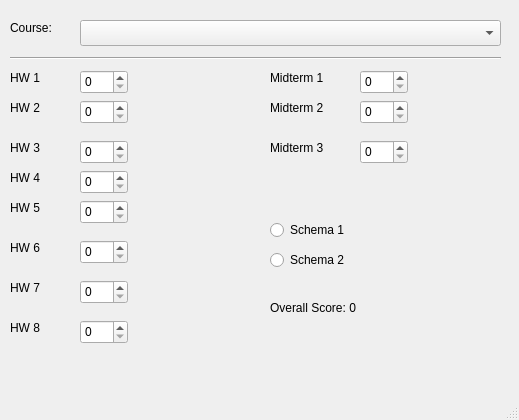
Before: the Qt Designer form mainwindow.ui in jacobfisher18/grade_calculator, drawn with Qt 5.
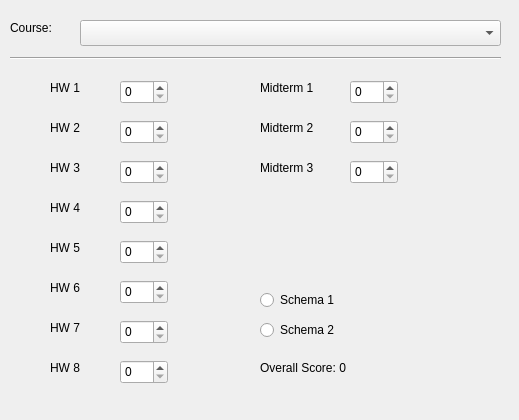
After: the same form once the commit is applied.

Commit message: renamed widgets

The edit to the form file:
```diff
--- a/mainwindow.ui
+++ b/mainwindow.ui
@@ -53,8 +53,8 @@
    <widget class="QLabel" name="label_2">
     <property name="geometry">
      <rect>
-      <x>10</x>
-      <y>70</y>
+      <x>50</x>
+      <y>80</y>
       <width>59</width>
       <height>16</height>
      </rect>
@@ -66,8 +66,8 @@
    <widget class="QSpinBox" name="spinBox">
     <property name="geometry">
      <rect>
-      <x>80</x>
-      <y>70</y>
+      <x>120</x>
+      <y>80</y>
       <width>48</width>
       <height>24</height>
      </rect>
@@ -76,8 +76,8 @@
    <widget class="QLabel" name="label_3">
     <property name="geometry">
      <rect>
-      <x>10</x>
-      <y>100</y>
+      <x>50</x>
+      <y>120</y>
       <width>59</width>
       <height>16</height>
      </rect>
@@ -89,8 +89,8 @@
    <widget class="QSpinBox" name="spinBox_2">
     <property name="geometry">
      <rect>
-      <x>80</x>
-      <y>100</y>
+      <x>120</x>
+      <y>120</y>
       <width>48</width>
       <height>24</height>
      </rect>
@@ -99,8 +99,8 @@
    <widget class="QLabel" name="label_4">
     <property name="geometry">
      <rect>
-      <x>10</x>
-      <y>140</y>
+      <x>50</x>
+      <y>160</y>
       <width>59</width>
       <height>16</height>
      </rect>
@@ -112,8 +112,8 @@
    <widget class="QSpinBox" name="spinBox_3">
     <property name="geometry">
      <rect>
-      <x>80</x>
-      <y>140</y>
+      <x>120</x>
+      <y>160</y>
       <width>48</width>
       <height>24</height>
      </rect>
@@ -122,8 +122,8 @@
    <widget class="QLabel" name="label_5">
     <property name="geometry">
      <rect>
-      <x>270</x>
-      <y>300</y>
+      <x>260</x>
+      <y>360</y>
       <width>111</width>
       <height>16</height>
      </rect>
@@ -135,8 +135,8 @@
    <widget class="QSpinBox" name="spinBox_4">
     <property name="geometry">
      <rect>
-      <x>80</x>
-      <y>240</y>
+      <x>120</x>
+      <y>280</y>
       <width>48</width>
       <height>24</height>
      </rect>
@@ -145,8 +145,8 @@
    <widget class="QLabel" name="label_6">
     <property name="geometry">
      <rect>
-      <x>10</x>
-      <y>240</y>
+      <x>50</x>
+      <y>280</y>
       <width>59</width>
       <height>16</height>
      </rect>
@@ -158,8 +158,8 @@
    <widget class="QLabel" name="label_7">
     <property name="geometry">
      <rect>
-      <x>10</x>
-      <y>170</y>
+      <x>50</x>
+      <y>200</y>
       <width>59</width>
       <height>16</height>
      </rect>
@@ -171,8 +171,8 @@
    <widget class="QSpinBox" name="spinBox_5">
     <property name="geometry">
      <rect>
-      <x>80</x>
-      <y>170</y>
+      <x>120</x>
+      <y>200</y>
       <width>48</width>
       <height>24</height>
      </rect>
@@ -181,8 +181,8 @@
    <widget class="QLabel" name="label_8">
     <property name="geometry">
      <rect>
-      <x>10</x>
-      <y>200</y>
+      <x>50</x>
+      <y>240</y>
       <width>59</width>
       <height>16</height>
      </rect>
@@ -194,8 +194,8 @@
    <widget class="QSpinBox" name="spinBox_6">
     <property name="geometry">
      <rect>
-      <x>80</x>
-      <y>200</y>
+      <x>120</x>
+      <y>240</y>
       <width>48</width>
       <height>24</height>
      </rect>
@@ -204,8 +204,8 @@
    <widget class="QLabel" name="label_9">
     <property name="geometry">
      <rect>
-      <x>10</x>
-      <y>320</y>
+      <x>50</x>
+      <y>360</y>
       <width>59</width>
       <height>16</height>
      </rect>
@@ -217,8 +217,8 @@
    <widget class="QLabel" name="label_10">
     <property name="geometry">
      <rect>
-      <x>10</x>
-      <y>280</y>
+      <x>50</x>
+      <y>320</y>
       <width>59</width>
       <height>16</height>
      </rect>
@@ -230,7 +230,17 @@
    <widget class="QSpinBox" name="spinBox_7">
     <property name="geometry">
      <rect>
-      <x>80</x>
+      <x>120</x>
+      <y>360</y>
+      <width>48</width>
+      <height>24</height>
+     </rect>
+    </property>
+   </widget>
+   <widget class="QSpinBox" name="hw7box">
+    <property name="geometry">
+     <rect>
+      <x>120</x>
       <y>320</y>
       <width>48</width>
       <height>24</height>
@@ -240,28 +250,18 @@
    <widget class="QSpinBox" name="spinBox_8">
     <property name="geometry">
      <rect>
-      <x>80</x>
-      <y>280</y>
+      <x>350</x>
+      <y>160</y>
       <width>48</width>
       <height>24</height>
      </rect>
     </property>
    </widget>
-   <widget class="QSpinBox" name="spinBox_9">
+   <widget class="QLabel" name="midterm3label">
     <property name="geometry">
      <rect>
-      <x>360</x>
-      <y>140</y>
-      <width>48</width>
-      <height>24</height>
-     </rect>
-    </property>
-   </widget>
-   <widget class="QLabel" name="label_11">
-    <property name="geometry">
-     <rect>
-      <x>270</x>
-      <y>140</y>
+      <x>260</x>
+      <y>160</y>
       <width>81</width>
       <height>16</height>
      </rect>
@@ -273,8 +273,8 @@
    <widget class="QLabel" name="label_12">
     <property name="geometry">
      <rect>
-      <x>270</x>
-      <y>70</y>
+      <x>260</x>
+      <y>80</y>
       <width>81</width>
       <height>16</height>
      </rect>
@@ -286,8 +286,8 @@
    <widget class="QSpinBox" name="spinBox_10">
     <property name="geometry">
      <rect>
-      <x>360</x>
-      <y>70</y>
+      <x>350</x>
+      <y>80</y>
       <width>48</width>
       <height>24</height>
      </rect>
@@ -296,8 +296,8 @@
    <widget class="QLabel" name="label_13">
     <property name="geometry">
      <rect>
-      <x>270</x>
-      <y>100</y>
+      <x>260</x>
+      <y>120</y>
       <width>81</width>
       <height>16</height>
      </rect>
@@ -309,8 +309,8 @@
    <widget class="QSpinBox" name="spinBox_11">
     <property name="geometry">
      <rect>
-      <x>360</x>
-      <y>100</y>
+      <x>350</x>
+      <y>120</y>
       <width>48</width>
       <height>24</height>
      </rect>
@@ -319,8 +319,8 @@
    <widget class="QRadioButton" name="radioButton">
     <property name="geometry">
      <rect>
-      <x>270</x>
-      <y>220</y>
+      <x>260</x>
+      <y>290</y>
       <width>100</width>
       <height>20</height>
      </rect>
@@ -332,8 +332,8 @@
    <widget class="QRadioButton" name="radioButton_2">
     <property name="geometry">
      <rect>
-      <x>270</x>
-      <y>250</y>
+      <x>260</x>
+      <y>320</y>
       <width>100</width>
       <height>20</height>
      </rect>
@@ -343,7 +343,6 @@
     </property>
    </widget>
   </widget>
-  <widget class="QStatusBar" name="statusBar"/>
  </widget>
  <layoutdefault spacing="6" margin="11"/>
  <resources/>
```
Left out of the diff: 50 changed lines with no effect on the pictures.
